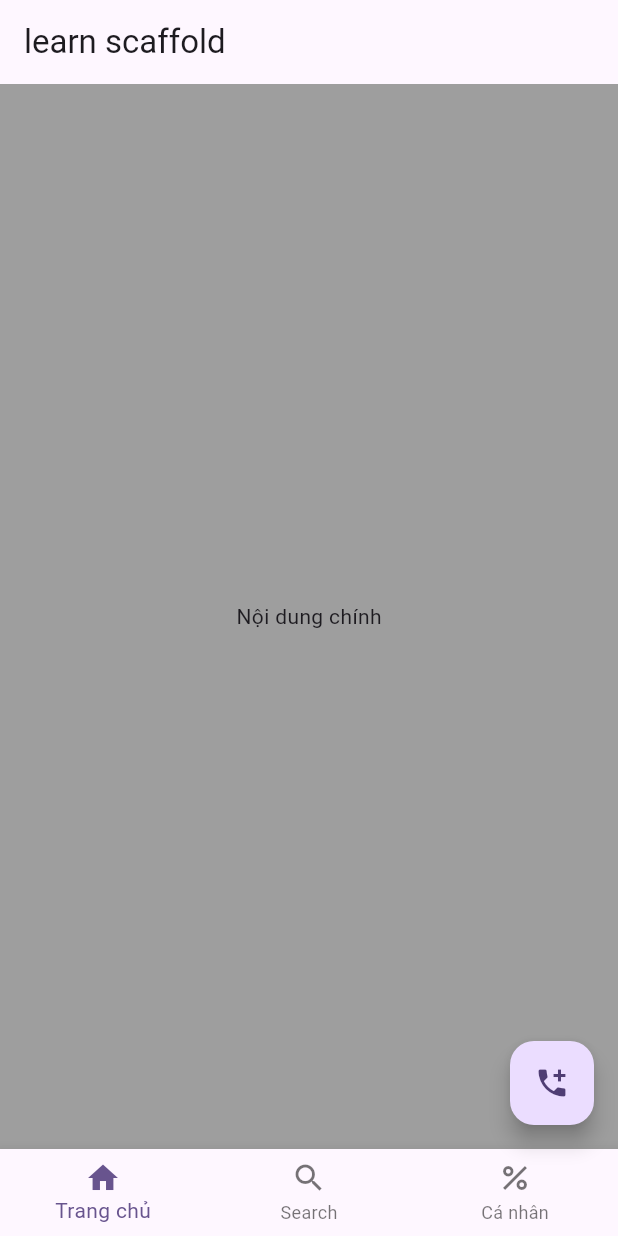
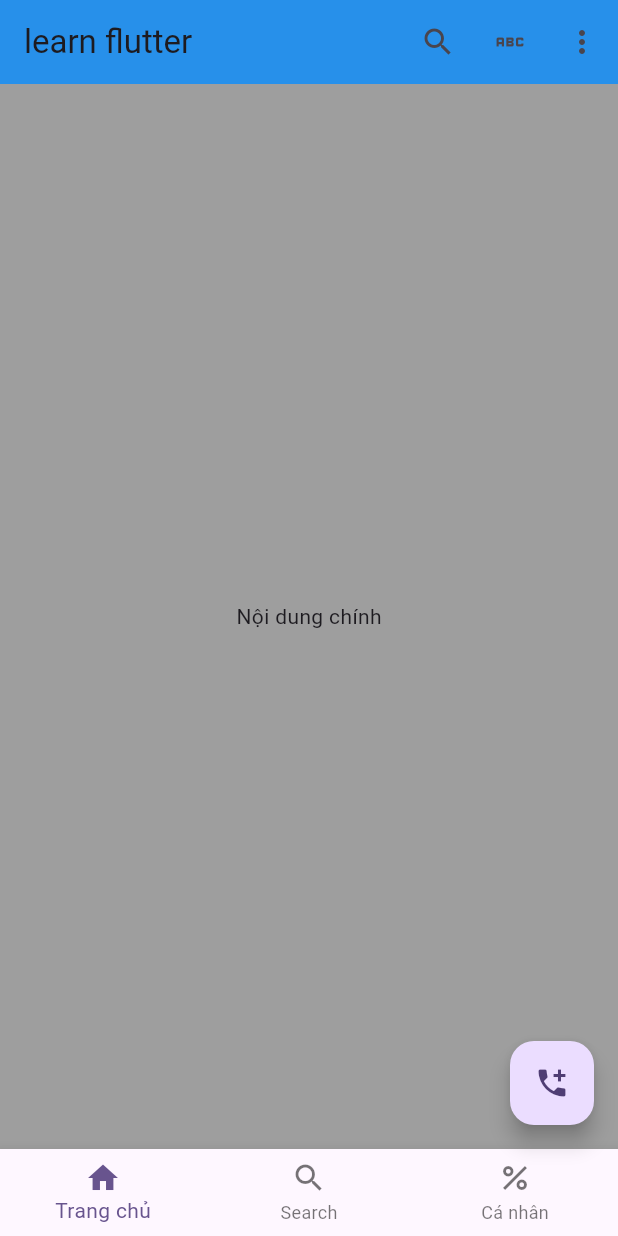
Before and after one commit to Do2304/learn-Flutter-titv, a Flutter app: the screen it shows after launch, on a phone screen of 412 x 824 dp. Run offline on Flutter 3.47's test engine with Material 3 defaults, Android fonts, the phone set to English and light mode, and no system bars.

Commit message:
learn appBar

```diff
--- a/lib/main.dart
+++ b/lib/main.dart
@@ -1,5 +1,6 @@
 import 'package:flutter/material.dart';
 import 'myScaffold.dart';
+import 'myAppBar.dart';
 
 void main() {
   runApp(const MyApp());
@@ -16,7 +17,7 @@
       theme: ThemeData(
         colorScheme: ColorScheme.fromSeed(seedColor: Colors.deepPurple),
       ),
-      home: myScaffold(),
+      home: myAppBar(),
     );
   }
 }
--- /dev/null
+++ b/lib/myAppBar.dart
@@ -0,0 +1,51 @@
+import 'package:flutter/material.dart';
+
+class myAppBar extends StatelessWidget {
+  const myAppBar({super.key});
+
+  @override
+  Widget build(BuildContext context) {
+    return Scaffold(
+      appBar: AppBar(
+        title: Text("learn flutter"),
+        backgroundColor: Colors.blue,
+        elevation: 4,
+        actions: [
+          IconButton(
+            onPressed: () {
+              print("b1");
+            },
+            icon: Icon(Icons.search),
+          ),
+          IconButton(
+            onPressed: () {
+              print("b2");
+            },
+            icon: Icon(Icons.abc),
+          ),
+          IconButton(
+            onPressed: () {
+              print("b3");
+            },
+            icon: Icon(Icons.more_vert_outlined),
+          ),
+        ],
+      ),
+      backgroundColor: Colors.grey,
+      body: Center(child: Text("Nội dung chính")),
+      floatingActionButton: FloatingActionButton(
+        onPressed: () {
+          print("Pressed");
+        },
+        child: const Icon(Icons.add_ic_call),
+      ),
+      bottomNavigationBar: BottomNavigationBar(
+        items: [
+          BottomNavigationBarItem(icon: Icon(Icons.home), label: "Trang chủ"),
+          BottomNavigationBarItem(icon: Icon(Icons.search), label: "Search"),
+          BottomNavigationBarItem(icon: Icon(Icons.percent), label: "Cá nhân"),
+        ],
+      ),
+    );
+  }
+}
```
